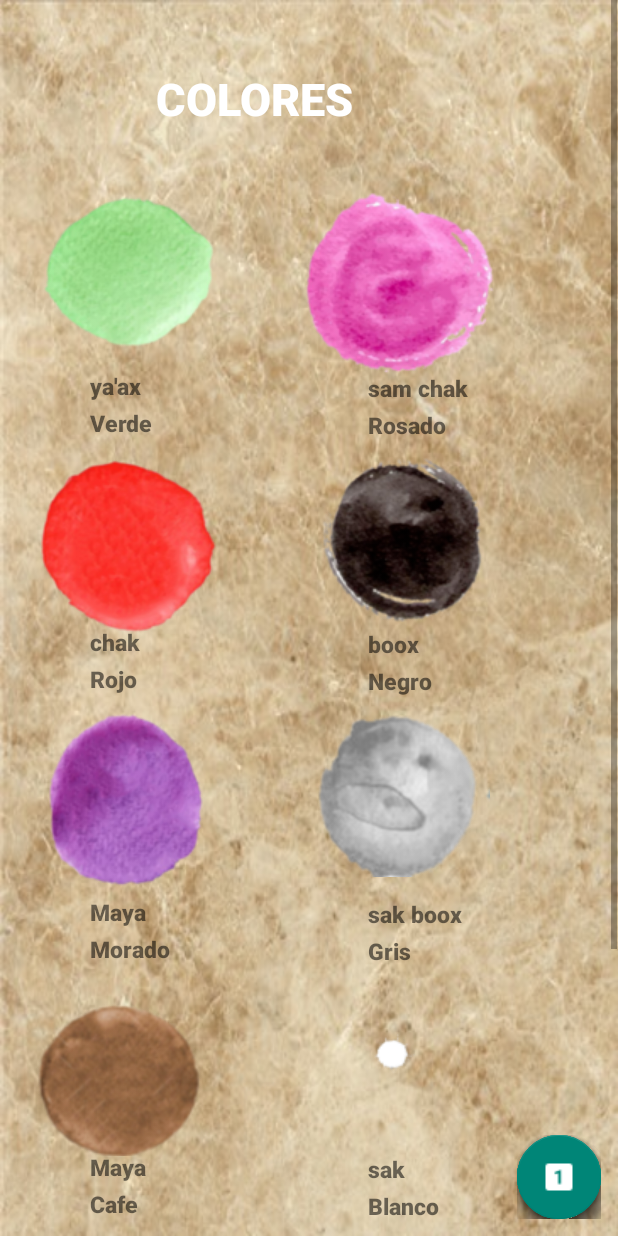
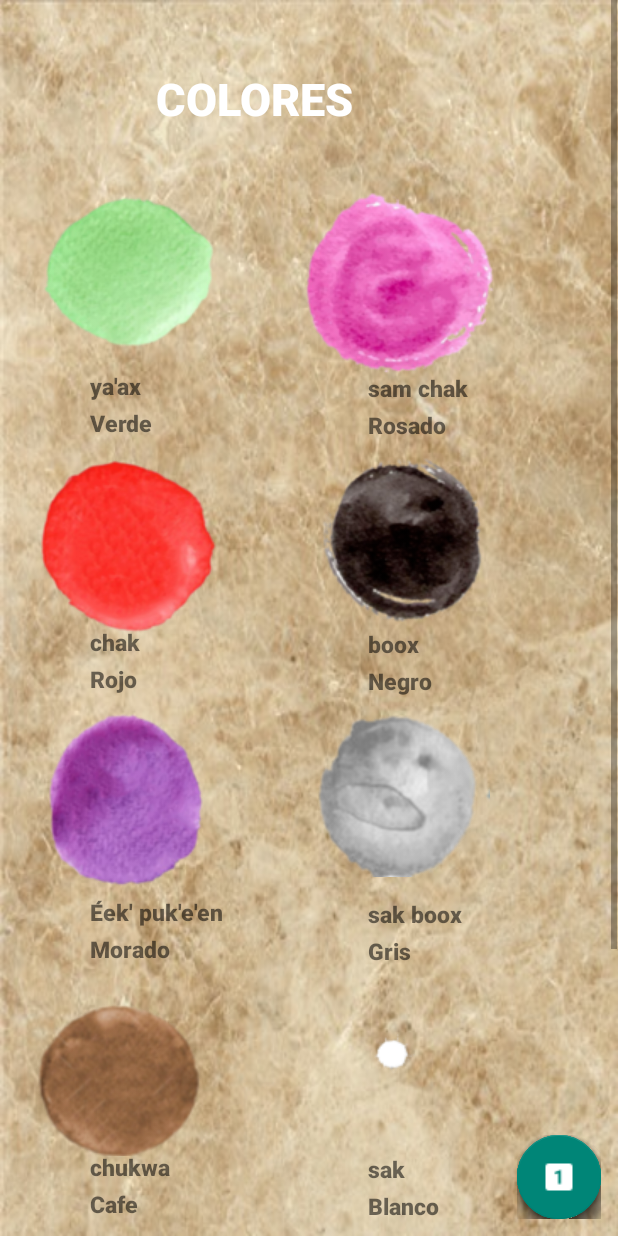
Before and after one commit to MiguelAYM69/appfinalhtml, an Android app: the Colores screen opened directly, with no data from a screen before it, on a phone screen of 412 x 824 dp. Run offline under Robolectric (Android 15) with nearby library versions, the phone set to English and light mode, and no system bars; plain views replace FloatingActionButton, FloatingActionMenu.

```diff
--- a/app/src/main/res/layout/activity_colores.xml
+++ b/app/src/main/res/layout/activity_colores.xml
@@ -188,13 +188,13 @@
 
             <TextView
                 android:id="@+id/tmorado"
-                android:layout_width="76dp"
+                android:layout_width="wrap_content"
                 android:layout_height="wrap_content"
                 android:layout_marginLeft="60dp"
                 android:layout_marginTop="10dp"
                 android:background="@android:color/transparent"
                 android:fontFamily="sans-serif-black"
-                android:text="Maya"
+                android:text="Éek' puk'e'en"
                 android:textSize="15sp" />
 
             <TextView
@@ -262,7 +262,7 @@
                 android:layout_marginTop="1dp"
                 android:background="@android:color/transparent"
                 android:fontFamily="sans-serif-black"
-                android:text="Maya"
+                android:text="chukwa"
                 android:textSize="15sp" />
 
             <TextView
```
